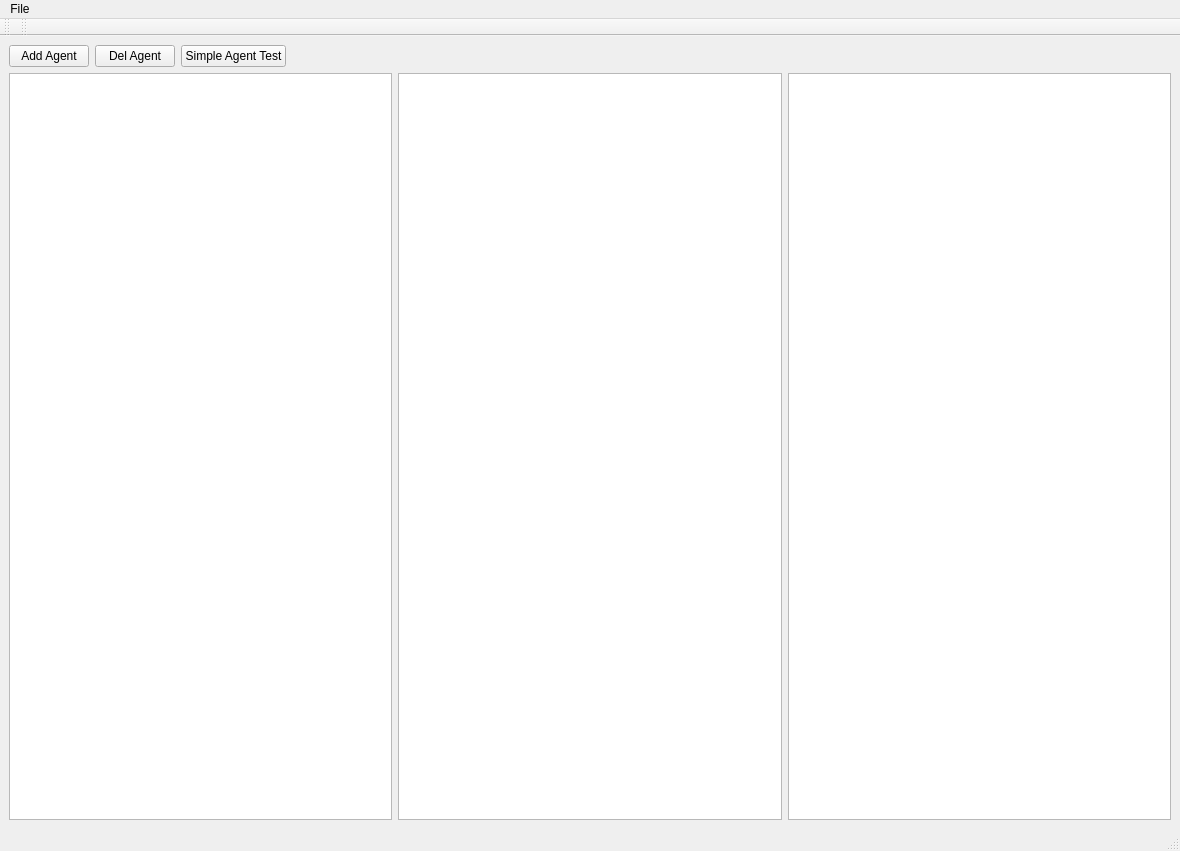
This is App/AgentsManager/mainwindow.ui in break11/AutoStorage as Qt 5 draws it before an edit. The edited form follows.
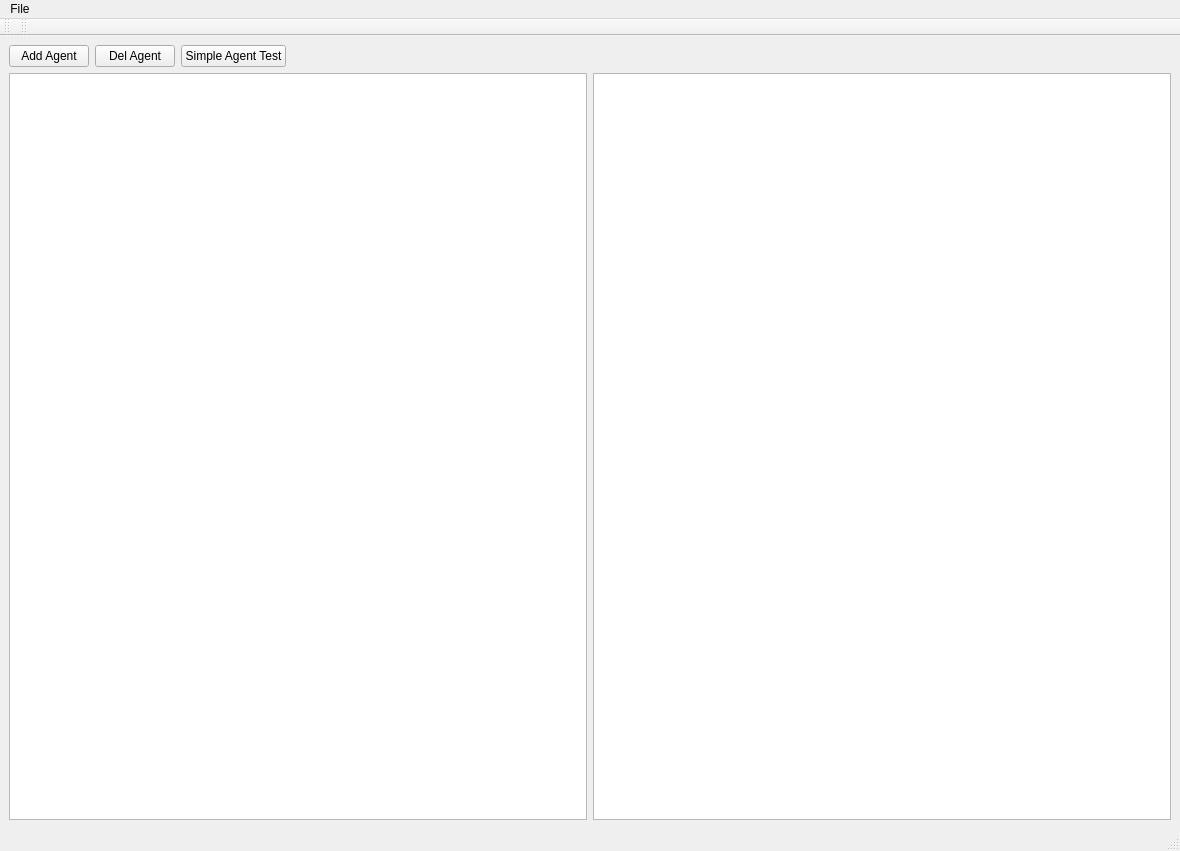
This is the edited form.

Commit message: продолжение - разобрался с моделью в списке агентов, необходимо доделать реакцию на обновление полей

The edit to the form file:
```diff
--- a/App/AgentsManager/mainwindow.ui
+++ b/App/AgentsManager/mainwindow.ui
@@ -74,9 +74,6 @@
         </attribute>
        </widget>
       </item>
-      <item>
-       <widget class="QTreeView" name="tvTest"/>
-      </item>
       <item>
        <widget class="QPlainTextEdit" name="pteAgentLog"/>
       </item>
```
Left out of the diff: 9 changed lines with no effect on the pictures. The commit also changes 1 other file.
